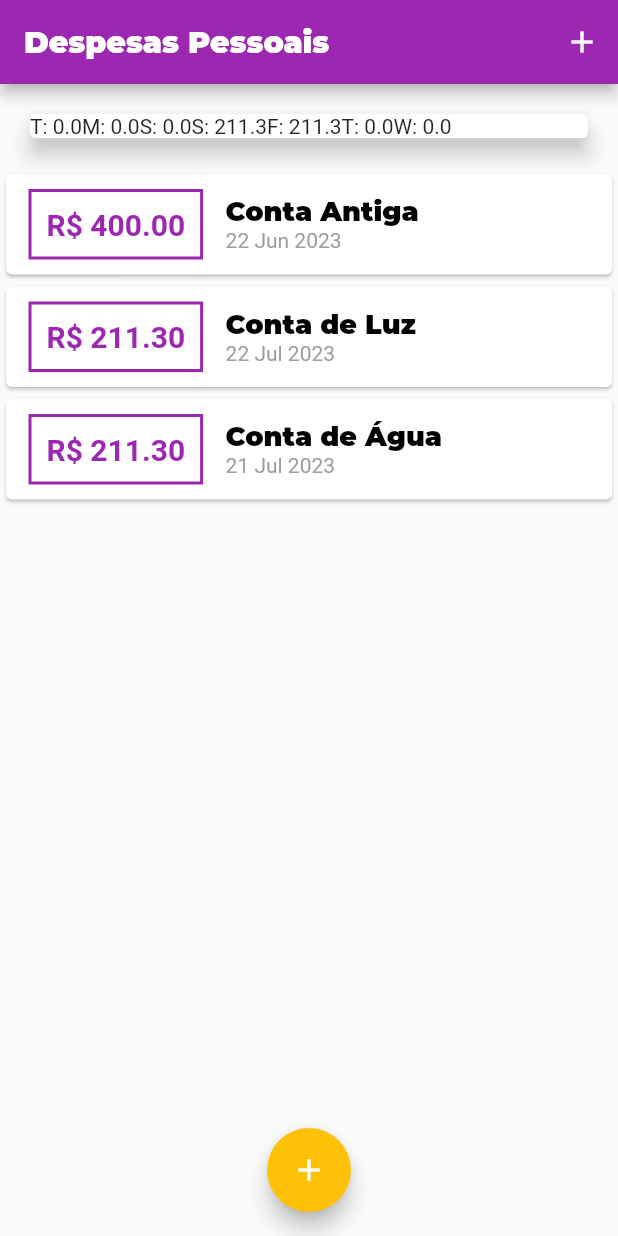
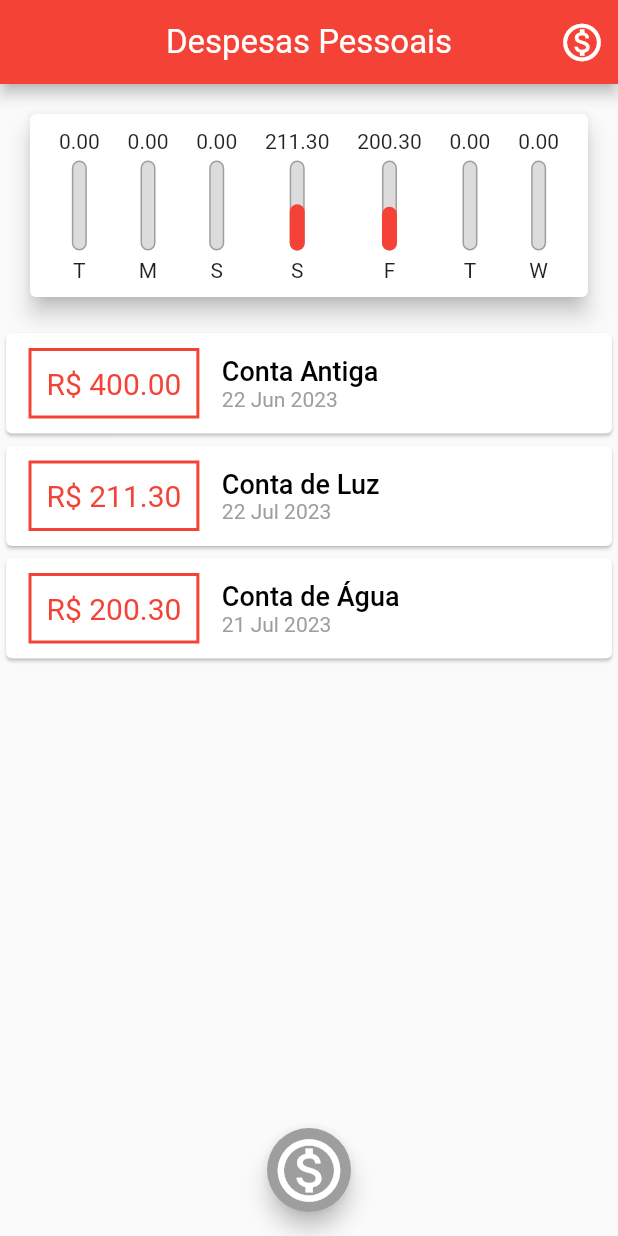
Before and after one commit to AbmaPolaro/app_expenses, a Flutter app: the screen it shows after launch, on a phone screen of 412 x 824 dp. Run offline on Flutter 3.47's test engine with Material 2 defaults, Android fonts, the phone set to English and light mode, and no system bars; Roboto replaces fonts that are missing (Montserrat-Black).

Commit message:
Chart widget

```diff
--- a/lib/components/chart.dart
+++ b/lib/components/chart.dart
@@ -1,3 +1,4 @@
+import 'package:app_expenses/components/chart_bar.dart';
 import 'package:app_expenses/models/transaction.dart';
 import 'package:flutter/material.dart';
 import 'package:intl/intl.dart';
@@ -32,16 +33,33 @@ class Chart extends StatelessWidget {
     });
   }
 
+  // ignore: unused_element
+  double get _weekTotalValue {
+    return groupedTransactions.fold(0.0, (sum, tr) {
+      return sum + (tr['value'] as double);
+    });
+  }
+
   @override
   Widget build(BuildContext context) {
-    groupedTransactions;
     return Card(
       elevation: 6,
       margin: const EdgeInsets.all(20),
-      child: Row(
-        children: groupedTransactions.map((tr) {
-          return Text('${tr['day']}: ${tr['value']}');
-        }).toList(),
+      child: Padding(
+        padding: const EdgeInsets.all(10.0),
+        child: Row(
+          mainAxisAlignment: MainAxisAlignment.spaceAround,
+          children: groupedTransactions.map((tr) {
+            return Flexible(
+              fit: FlexFit.loose,
+              child: ChartBar(
+                label: tr['day'] as String,
+                value: tr['value'] as double,
+                percentage: (tr['value'] as double) / _weekTotalValue,
+              ),
+            );
+          }).toList(),
+        ),
       ),
     );
   }
--- a/lib/components/chart_bar.dart
+++ b/lib/components/chart_bar.dart
@@ -0,0 +1,56 @@
+import 'package:flutter/material.dart';
+
+class ChartBar extends StatelessWidget {
+  final String? label;
+  final double? value;
+  final double? percentage;
+
+  const ChartBar({
+    this.label,
+    this.value,
+    this.percentage,
+    Key? key,
+  }) : super(key: key);
+
+  @override
+  Widget build(BuildContext context) {
+    return Column(
+      children: [
+        FittedBox(
+          child: Text('${value!.toStringAsFixed(2)}'),
+        ),
+        const SizedBox(height: 5),
+        SizedBox(
+          height: 60,
+          width: 10,
+          child: Stack(
+            alignment: Alignment.bottomCenter,
+            children: [
+              Container(
+                decoration: BoxDecoration(
+                  border: Border.all(
+                    color: Colors.grey,
+                    width: 1.0,
+                  ),
+                  color: const Color.fromRGBO(220, 220, 220, 1),
+                  borderRadius: BorderRadius.circular(5),
+                ),
+              ),
+              FractionallySizedBox(
+                heightFactor: percentage,
+                child: Container(
+                  decoration: BoxDecoration(
+                    color: Theme.of(context).colorScheme.primary,
+                    borderRadius: BorderRadius.circular(5),
+                  ),
+                ),
+              )
+            ],
+          ),
+        ),
+        const SizedBox(height: 5),
+        Text(label!),
+      ],
+    );
+  }
+}
--- a/lib/components/transaction_form.dart
+++ b/lib/components/transaction_form.dart
@@ -53,7 +53,7 @@ class _TransactionFormState extends State<TransactionForm> {
                 TextButton(
                   style: ButtonStyle(
                     foregroundColor:
-                        MaterialStateProperty.all<Color>(Colors.purple),
+                        MaterialStateProperty.all<Color>(Colors.red),
                   ),
                   onPressed: _submitForm,
                   child: const Text('Nova Transação'),
--- a/lib/components/transaction_list.dart
+++ b/lib/components/transaction_list.dart
@@ -57,7 +57,6 @@ class TransactionList extends StatelessWidget {
                         //serão 2 casas após o ponto
                         'R\$ ${tr.value.toStringAsFixed(2)}',
                         style: TextStyle(
-                          fontWeight: FontWeight.bold,
                           fontSize: 20,
                           color: Theme.of(context).colorScheme.primary,
                         ),
--- a/lib/main.dart
+++ b/lib/main.dart
@@ -21,19 +21,20 @@ class ExpensesApp extends StatelessWidget {
       home: const MyHomePage(),
       theme: tema.copyWith(
         colorScheme: tema.colorScheme.copyWith(
-          primary: Colors.purple,
-          secondary: Colors.amber,
+          primary: Colors.red,
+          secondary: Colors.grey,
         ),
         textTheme: tema.textTheme.copyWith(
           titleLarge: const TextStyle(
-            fontFamily: 'Montserrat',
+            fontFamily: 'Montserrat-Black',
             fontSize: 18,
             color: Colors.black,
           ),
         ),
         appBarTheme: const AppBarTheme(
+          centerTitle: true,
           titleTextStyle: TextStyle(
-            fontFamily: 'Montserrat',
+            fontFamily: 'Montserrat-Black',
             fontSize: 20,
           ),
         ),
@@ -66,7 +67,7 @@ class _MyHomePageState extends State<MyHomePage> {
     Transaction(
       id: 't2',
       title: 'Conta de Água',
-      value: 211.30,
+      value: 200.30,
       date: DateTime.now().subtract(const Duration(days: 4)),
     ),
   ];
@@ -109,11 +110,19 @@ class _MyHomePageState extends State<MyHomePage> {
   Widget build(BuildContext context) {
     return Scaffold(
       appBar: AppBar(
-        title: const Text('Despesas Pessoais'),
+        title: const Text(
+          'Despesas Pessoais',
+          style: TextStyle(
+            fontSize: 22,
+          ),
+        ),
         actions: [
           IconButton(
             onPressed: () => _openTransactionFormModal(context),
-            icon: const Icon(Icons.add),
+            icon: const Icon(
+              Icons.monetization_on_outlined,
+              size: 30,
+            ),
           )
         ],
       ),
@@ -129,7 +138,11 @@ class _MyHomePageState extends State<MyHomePage> {
       ),
       floatingActionButton: FloatingActionButton(
         onPressed: () => _openTransactionFormModal(context),
-        child: const Icon(Icons.add),
+        child: const Icon(
+          Icons.monetization_on_outlined,
+          color: Colors.white,
+          size: 50,
+        ),
       ),
       floatingActionButtonLocation: FloatingActionButtonLocation.centerFloat,
     );
--- a/pubspec.yaml
+++ b/pubspec.yaml
@@ -60,7 +60,6 @@ flutter:
   # To add assets to your application, add an assets section, like this:
   assets:
     - assets\images\waiting.png
-  #   - images/a_dot_ham.jpeg
 
   # An image asset can refer to one or more resolution-specific "variants", see
   # https://flutter.dev/assets-and-images/#resolution-aware
```
